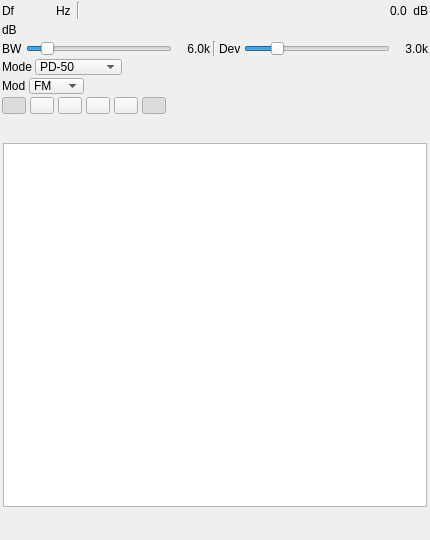
srcejon/sdrangel, file plugins/channelrx/demodsstv/sstvdemodgui.ui: the form before one commit.
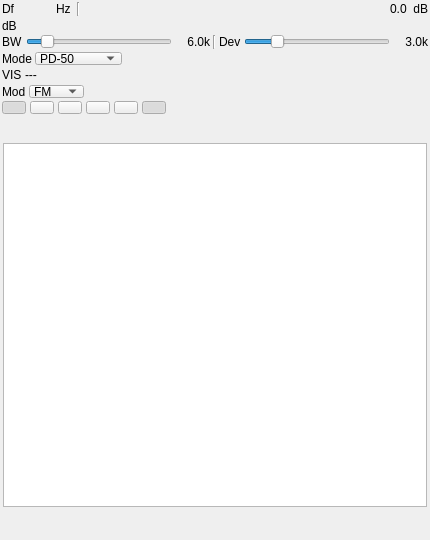
The form after the commit. Icons and pictures are not drawn. Custom widgets are drawn as their Qt base class.

```diff
--- a/plugins/channelrx/demodsstv/sstvdemodgui.ui
+++ b/plugins/channelrx/demodsstv/sstvdemodgui.ui
@@ -405,6 +405,40 @@
       </item>
      </layout>
     </item>
+    <item>
+     <layout class="QHBoxLayout" name="visLayout">
+      <item>
+       <widget class="QLabel" name="visCodeLabel">
+        <property name="text">
+         <string>VIS</string>
+        </property>
+       </widget>
+      </item>
+      <item>
+       <widget class="QLabel" name="visCode">
+        <property name="toolTip">
+         <string>Decoded VIS code from the vertical sync header</string>
+        </property>
+        <property name="text">
+         <string>---</string>
+        </property>
+       </widget>
+      </item>
+      <item>
+       <spacer name="horizontalSpacerVIS">
+        <property name="orientation">
+         <enum>Qt::Orientation::Horizontal</enum>
+        </property>
+        <property name="sizeHint" stdset="0">
+         <size>
+          <width>40</width>
+          <height>20</height>
+         </size>
+        </property>
+       </spacer>
+      </item>
+     </layout>
+    </item>
     <item>
      <layout class="QHBoxLayout" name="modLayout">
       <item>
```
